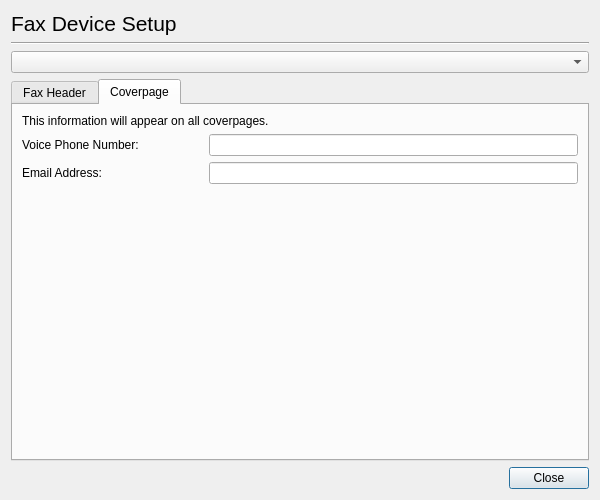
This is ui4/faxsetupdialog_base.ui in jpopelka/hplip as Qt 5 draws it before an edit. The edited form follows.
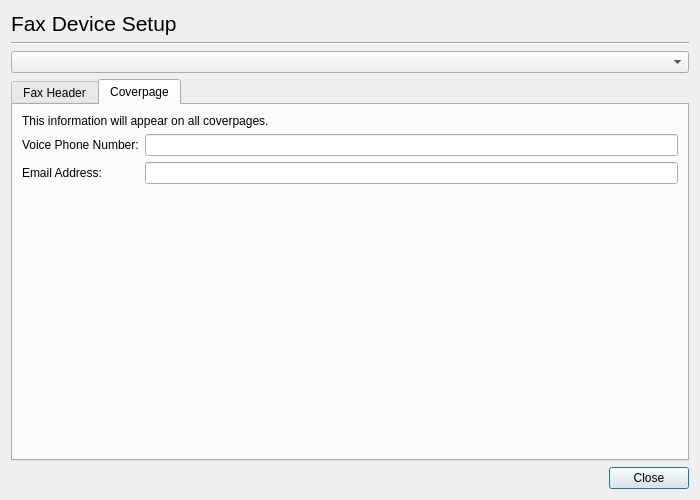
This is the edited form. The open tabs and pages were chosen to show the change. Custom widgets are drawn as their Qt base class.

```diff
--- a/ui4/faxsetupdialog_base.ui
+++ b/ui4/faxsetupdialog_base.ui
@@ -5,7 +5,7 @@
    <rect>
     <x>0</x>
     <y>0</y>
-    <width>600</width>
+    <width>700</width>
     <height>500</height>
    </rect>
   </property>
@@ -106,7 +106,7 @@
          </property>
         </widget>
        </item>
-       <item row="1" column="1" colspan="2" >
+       <item row="1" column="1" >
         <widget class="QLineEdit" name="VoiceNumberLineEdit" />
        </item>
        <item row="2" column="0" >
@@ -116,10 +116,10 @@
          </property>
         </widget>
        </item>
-       <item row="2" column="1" colspan="2" >
+       <item row="2" column="1" >
         <widget class="QLineEdit" name="EmailLineEdit" />
        </item>
-       <item row="3" column="2" >
+       <item row="3" column="1" >
         <spacer>
          <property name="orientation" >
           <enum>Qt::Vertical</enum>
@@ -127,7 +127,7 @@
          <property name="sizeHint" >
           <size>
            <width>20</width>
-           <height>40</height>
+           <height>131</height>
           </size>
          </property>
         </spacer>
```
Left out of the diff: 2 changed lines with no effect on the pictures.
